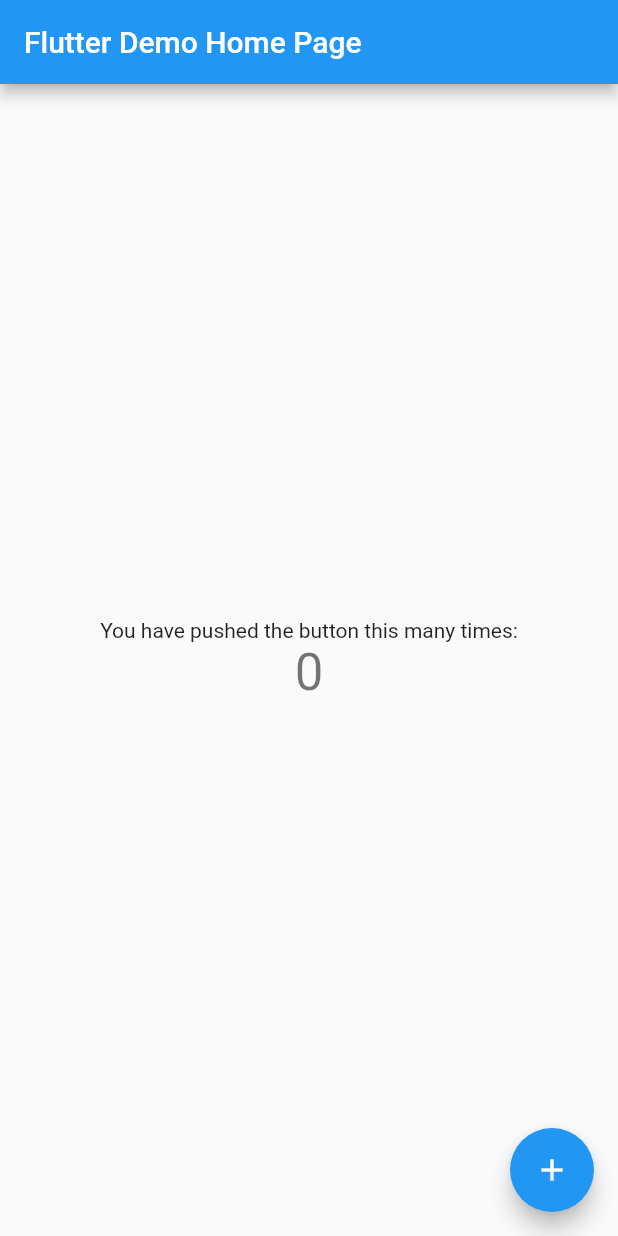
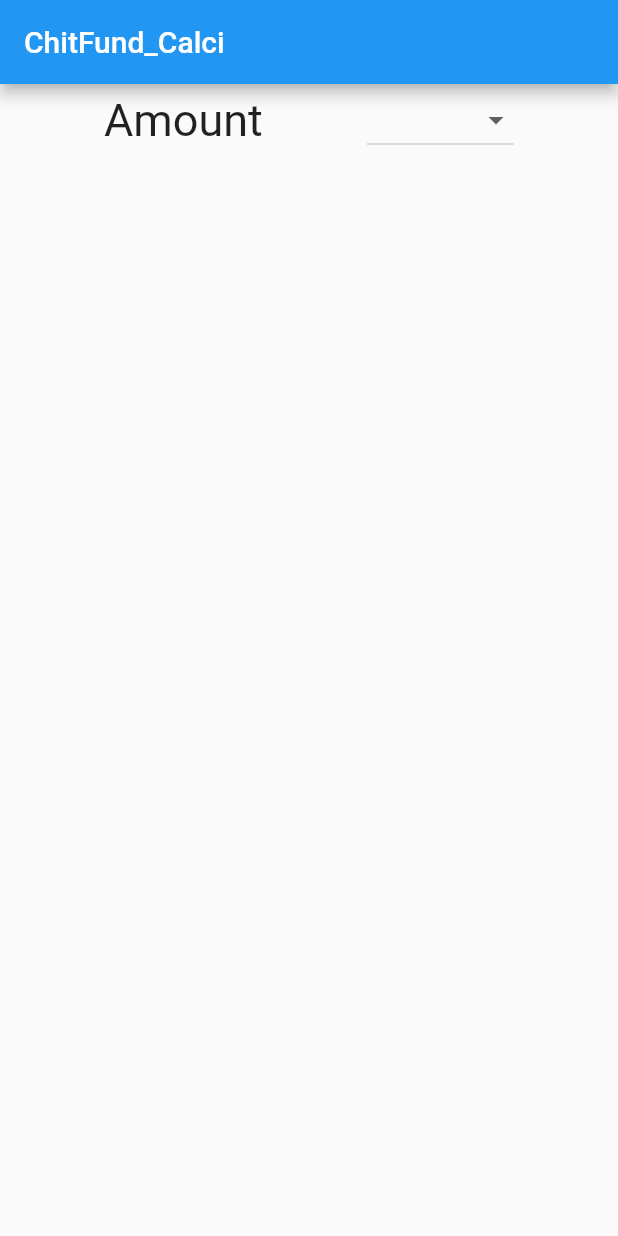
Before and after one commit to Ramakrishna-ch/ChitFund_Calci, a Flutter app: the screen it shows after launch, on a phone screen of 412 x 824 dp. Run offline on Flutter 3.47's test engine with Material 2 defaults, Android fonts, the phone set to English and light mode, and no system bars; Roboto replaces fonts that are missing (Calibri).

Commit message:
Initial UI added

```diff
--- a/lib/main.dart
+++ b/lib/main.dart
@@ -9,39 +9,18 @@ class MyApp extends StatelessWidget {
   @override
   Widget build(BuildContext context) {
     return MaterialApp(
-      title: 'Flutter Demo',
+      title: 'ChitFund_Calci',
       theme: ThemeData(
-        // This is the theme of your application.
-        //
-        // Try running your application with "flutter run". You'll see the
-        // application has a blue toolbar. Then, without quitting the app, try
-        // changing the primarySwatch below to Colors.green and then invoke
-        // "hot reload" (press "r" in the console where you ran "flutter run",
-        // or simply save your changes to "hot reload" in a Flutter IDE).
-        // Notice that the counter didn't reset back to zero; the application
-        // is not restarted.
         primarySwatch: Colors.blue,
-        // This makes the visual density adapt to the platform that you run
-        // the app on. For desktop platforms, the controls will be smaller and
-        // closer together (more dense) than on mobile platforms.
         visualDensity: VisualDensity.adaptivePlatformDensity,
       ),
-      home: MyHomePage(title: 'Flutter Demo Home Page'),
+      home: MyHomePage(title: 'ChitFund_Calci'),
     );
   }
 }
 
 class MyHomePage extends StatefulWidget {
   MyHomePage({Key key, this.title}) : super(key: key);
-
-  // This widget is the home page of your application. It is stateful, meaning
-  // that it has a State object (defined below) that contains fields that affect
-  // how it looks.
-
-  // This class is the configuration for the state. It holds the values (in this
-  // case the title) provided by the parent (in this case the App widget) and
-  // used by the build method of the State. Fields in a Widget subclass are
-  // always marked "final".
 
   final String title;
 
@@ -50,68 +29,54 @@ class MyHomePage extends StatefulWidget {
 }
 
 class _MyHomePageState extends State<MyHomePage> {
-  int _counter = 0;
+  final List<int> total_amount = [100000, 50000, 200000, 300000, 20000];
 
-  void _incrementCounter() {
-    setState(() {
-      // This call to setState tells the Flutter framework that something has
-      // changed in this State, which causes it to rerun the build method below
-      // so that the display can reflect the updated values. If we changed
-      // _counter without calling setState(), then the build method would not be
-      // called again, and so nothing would appear to happen.
-      _counter++;
-    });
-  }
+  String totalAmount;
 
   @override
   Widget build(BuildContext context) {
-    // This method is rerun every time setState is called, for instance as done
-    // by the _incrementCounter method above.
-    //
-    // The Flutter framework has been optimized to make rerunning build methods
-    // fast, so that you can just rebuild anything that needs updating rather
-    // than having to individually change instances of widgets.
     return Scaffold(
       appBar: AppBar(
-        // Here we take the value from the MyHomePage object that was created by
-        // the App.build method, and use it to set our appbar title.
         title: Text(widget.title),
       ),
       body: Center(
-        // Center is a layout widget. It takes a single child and positions it
-        // in the middle of the parent.
         child: Column(
-          // Column is also a layout widget. It takes a list of children and
-          // arranges them vertically. By default, it sizes itself to fit its
-          // children horizontally, and tries to be as tall as its parent.
-          //
-          // Invoke "debug painting" (press "p" in the console, choose the
-          // "Toggle Debug Paint" action from the Flutter Inspector in Android
-          // Studio, or the "Toggle Debug Paint" command in Visual Studio Code)
-          // to see the wireframe for each widget.
-          //
-          // Column has various properties to control how it sizes itself and
-          // how it positions its children. Here we use mainAxisAlignment to
-          // center the children vertically; the main axis here is the vertical
-          // axis because Columns are vertical (the cross axis would be
-          // horizontal).
-          mainAxisAlignment: MainAxisAlignment.center,
+          mainAxisAlignment: MainAxisAlignment.start,
           children: <Widget>[
-            Text(
-              'You have pushed the button this many times:',
-            ),
-            Text(
-              '$_counter',
-              style: Theme.of(context).textTheme.headline4,
+            Row(
+              mainAxisAlignment: MainAxisAlignment.spaceEvenly,
+              children: <Widget>[
+                Text(
+                  'Amount',
+                  style: TextStyle(fontSize: 30, fontFamily: 'Calibri'),
+                ),
+                DropdownButton(
+                  elevation: 5,
+                  value: totalAmount,
+                  icon: Icon(
+                    Icons.arrow_drop_down,
+                  ),
+                  style: TextStyle(color: Colors.blue,fontSize: 22),
+                  items:
+                      total_amount.map<DropdownMenuItem<String>>((int index) {
+                    return DropdownMenuItem(
+                      value: index.toString(),
+                      child: Text(
+                        index.toString(),
+                      ),
+                    );
+                  }).toList(),
+                  onChanged: (String value) {
+                    setState(() {
+                      totalAmount = value;
+                    });
+                  },
+                ),
+              ],
             ),
           ],
         ),
       ),
-      floatingActionButton: FloatingActionButton(
-        onPressed: _incrementCounter,
-        tooltip: 'Increment',
-        child: Icon(Icons.add),
-      ), // This trailing comma makes auto-formatting nicer for build methods.
     );
   }
 }
```
Also changed, not shown: 1 other file.
